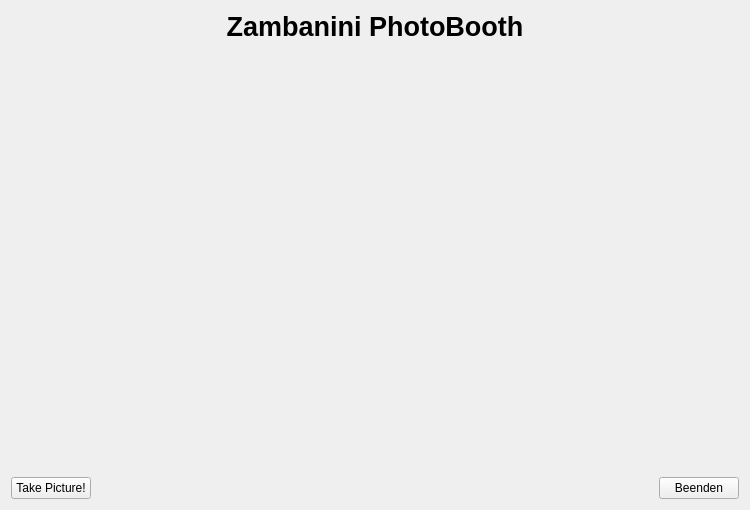
Before: the Qt Designer form photoBooth.ui in Nepomuk/photobooth, drawn with Qt 5.
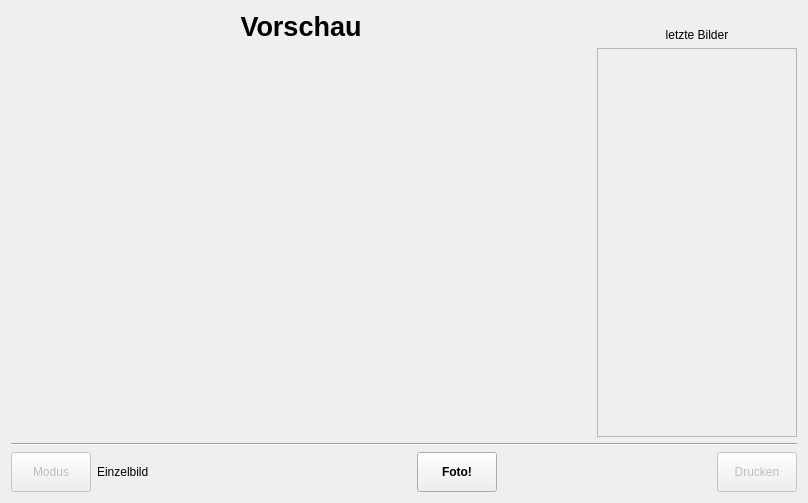
After: the same form once the commit is applied.

Patch:
```diff
--- a/photoBooth.ui
+++ b/photoBooth.ui
@@ -6,8 +6,8 @@
    <rect>
     <x>0</x>
     <y>0</y>
-    <width>750</width>
-    <height>510</height>
+    <width>808</width>
+    <height>503</height>
    </rect>
   </property>
   <property name="windowTitle">
@@ -15,34 +15,162 @@
   </property>
   <layout class="QVBoxLayout" name="verticalLayout">
    <item>
-    <widget class="QLabel" name="label_title">
-     <property name="text">
-      <string notr="true">&lt;html&gt;&lt;head/&gt;&lt;body&gt;&lt;p&gt;&lt;span style=&quot; font-size:20pt; font-weight:600;&quot;&gt;Zambanini PhotoBooth&lt;/span&gt;&lt;/p&gt;&lt;/body&gt;&lt;/html&gt;</string>
-     </property>
-     <property name="alignment">
-      <set>Qt::AlignCenter</set>
-     </property>
-    </widget>
+    <layout class="QGridLayout" name="gridLayout">
+     <item row="1" column="0">
+      <widget class="QLabel" name="label_pictureView">
+       <property name="sizePolicy">
+        <sizepolicy hsizetype="MinimumExpanding" vsizetype="MinimumExpanding">
+         <horstretch>0</horstretch>
+         <verstretch>0</verstretch>
+        </sizepolicy>
+       </property>
+       <property name="autoFillBackground">
+        <bool>false</bool>
+       </property>
+       <property name="frameShape">
+        <enum>QFrame::NoFrame</enum>
+       </property>
+       <property name="frameShadow">
+        <enum>QFrame::Plain</enum>
+       </property>
+       <property name="text">
+        <string/>
+       </property>
+       <property name="scaledContents">
+        <bool>false</bool>
+       </property>
+       <property name="alignment">
+        <set>Qt::AlignCenter</set>
+       </property>
+      </widget>
+     </item>
+     <item row="0" column="0">
+      <widget class="QLabel" name="label_title">
+       <property name="font">
+        <font>
+         <family>Helvetica Neue</family>
+         <pointsize>20</pointsize>
+         <weight>75</weight>
+         <bold>true</bold>
+        </font>
+       </property>
+       <property name="text">
+        <string notr="true">Vorschau</string>
+       </property>
+       <property name="alignment">
+        <set>Qt::AlignCenter</set>
+       </property>
+      </widget>
+     </item>
+     <item row="0" column="1">
+      <widget class="QLabel" name="label_lastPictures">
+       <property name="text">
+        <string>letzte Bilder</string>
+       </property>
+       <property name="alignment">
+        <set>Qt::AlignBottom|Qt::AlignHCenter</set>
+       </property>
+      </widget>
+     </item>
+     <item row="1" column="1">
+      <widget class="QScrollArea" name="scrollArea_takenPictures">
+       <property name="sizePolicy">
+        <sizepolicy hsizetype="Preferred" vsizetype="Expanding">
+         <horstretch>0</horstretch>
+         <verstretch>0</verstretch>
+        </sizepolicy>
+       </property>
+       <property name="minimumSize">
+        <size>
+         <width>200</width>
+         <height>0</height>
+        </size>
+       </property>
+       <property name="widgetResizable">
+        <bool>true</bool>
+       </property>
+       <widget class="QWidget" name="scrollAreaWidgetContents">
+        <property name="geometry">
+         <rect>
+          <x>0</x>
+          <y>0</y>
+          <width>198</width>
+          <height>378</height>
+         </rect>
+        </property>
+        <zorder>label_title</zorder>
+       </widget>
+      </widget>
+     </item>
+    </layout>
    </item>
    <item>
-    <widget class="QLabel" name="label_photo">
-     <property name="sizePolicy">
-      <sizepolicy hsizetype="Preferred" vsizetype="Expanding">
-       <horstretch>0</horstretch>
-       <verstretch>0</verstretch>
-      </sizepolicy>
-     </property>
-     <property name="text">
-      <string/>
+    <widget class="Line" name="line">
+     <property name="orientation">
+      <enum>Qt::Horizontal</enum>
      </property>
     </widget>
    </item>
    <item>
     <layout class="QHBoxLayout" name="bottomRow">
+     <item>
+      <widget class="QPushButton" name="pushButton_switchMode">
+       <property name="enabled">
+        <bool>false</bool>
+       </property>
+       <property name="minimumSize">
+        <size>
+         <width>0</width>
+         <height>40</height>
+        </size>
+       </property>
+       <property name="text">
+        <string>Modus</string>
+       </property>
+      </widget>
+     </item>
+     <item>
+      <widget class="QLabel" name="label_captureMode">
+       <property name="minimumSize">
+        <size>
+         <width>100</width>
+         <height>0</height>
+        </size>
+       </property>
+       <property name="text">
+        <string>Einzelbild</string>
+       </property>
+      </widget>
+     </item>
+     <item>
+      <spacer name="horizontalSpacer_2">
+       <property name="orientation">
+        <enum>Qt::Horizontal</enum>
+       </property>
+       <property name="sizeHint" stdset="0">
+        <size>
+         <width>40</width>
+         <height>20</height>
+        </size>
+       </property>
+      </spacer>
+     </item>
      <item>
       <widget class="QPushButton" name="pushButton_capture">
+       <property name="minimumSize">
+        <size>
+         <width>0</width>
+         <height>40</height>
+        </size>
+       </property>
+       <property name="font">
+        <font>
+         <weight>75</weight>
+         <bold>true</bold>
+        </font>
+       </property>
        <property name="text">
-        <string>Take Picture!</string>
+        <string>Foto!</string>
        </property>
       </widget>
      </item>
@@ -62,10 +190,16 @@
      <item>
       <widget class="QPushButton" name="pushButton_quit">
        <property name="enabled">
-        <bool>true</bool>
+        <bool>false</bool>
+       </property>
+       <property name="minimumSize">
+        <size>
+         <width>0</width>
+         <height>40</height>
+        </size>
        </property>
        <property name="text">
-        <string>Beenden</string>
+        <string>Drucken</string>
        </property>
       </widget>
      </item>
```
Left out of the diff: 5 changed lines with no effect on the pictures.
